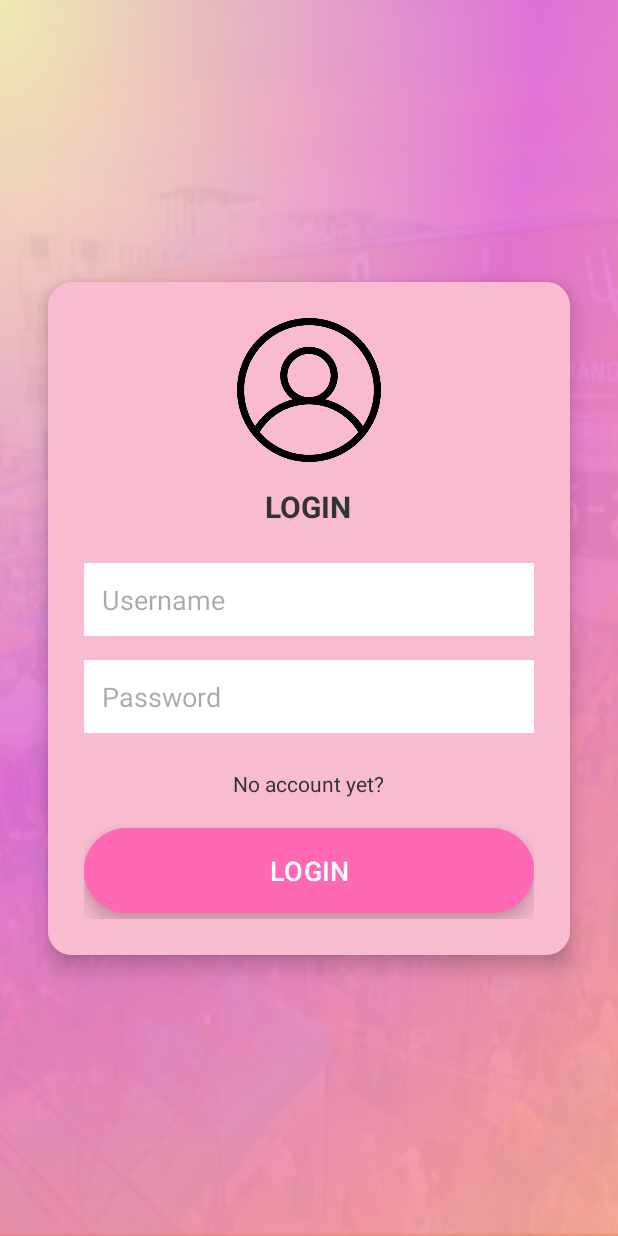
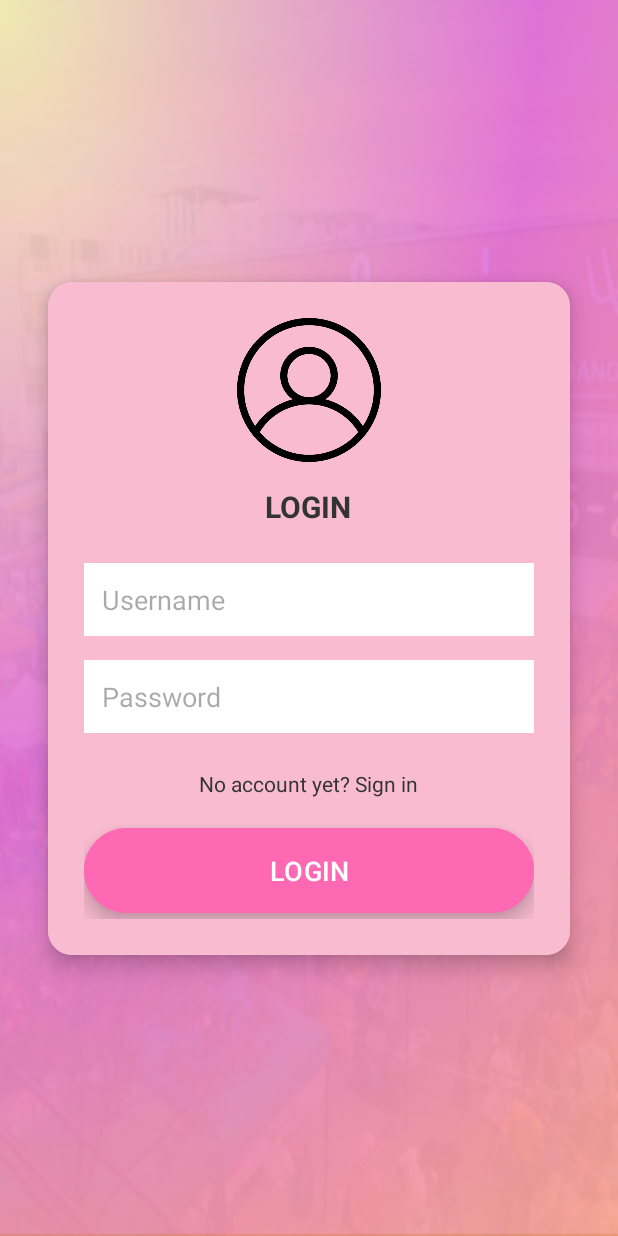
Before and after one commit to teerazon/pjlast, an Android app: the LoginActivity screen opened directly, with no data from a screen before it, on a phone screen of 412 x 824 dp. Run offline under Robolectric (Android 15) with nearby library versions, the phone set to English and light mode, and no system bars.

Commit message:
อัปเดตงานล่าสุด

```diff
--- a/app/src/main/java/com/nonthakorn/nonochanomapp/HistoryActivity.kt
+++ b/app/src/main/java/com/nonthakorn/nonochanomapp/HistoryActivity.kt
@@ -197,4 +197,6 @@ class HistoryActivity : AppCompatActivity() {
         orderAdapter.addOrder(newOrder)
         recyclerView.smoothScrollToPosition(0) // Scroll to top to show new item
     }
+
+
 }
--- a/app/src/main/java/com/nonthakorn/nonochanomapp/LoginActivity.kt
+++ b/app/src/main/java/com/nonthakorn/nonochanomapp/LoginActivity.kt
@@ -1,6 +1,9 @@
 package com.nonthakorn.nonochanomapp
 
+import android.content.Intent
 import android.os.Bundle
+import android.widget.Button
+import android.widget.TextView
 import androidx.activity.enableEdgeToEdge
 import androidx.appcompat.app.AppCompatActivity
 import androidx.core.view.ViewCompat
@@ -11,6 +14,25 @@ class LoginActivity : AppCompatActivity() {
         super.onCreate(savedInstanceState)
         enableEdgeToEdge()
         setContentView(R.layout.activity_login)
+
+        // ค้นหา Button และ TextView จาก ID ที่กำหนดไว้ใน XML
+        val mainmenu_button: Button = findViewById(R.id.mainmenu_button)
+        val SigninText: TextView = findViewById(R.id.Sign_in_Text)
+
+        // ตั้งค่าการคลิกสำหรับปุ่ม
+        mainmenu_button.setOnClickListener {
+            // สร้าง Intent เพื่อย้ายไปยัง HomeActivity
+            val intent = Intent(this, MenuActivity::class.java)
+            startActivity(intent)
+        }
+
+        // ตั้งค่าการคลิกสำหรับข้อความ
+        SigninText.setOnClickListener {
+            // สร้าง Intent เพื่อย้ายไปยัง HomeActivity
+            val intent = Intent(this, RegisterActivity::class.java)
+            startActivity(intent)
+        }
+
         ViewCompat.setOnApplyWindowInsetsListener(findViewById(R.id.main)) { v, insets ->
             val systemBars = insets.getInsets(WindowInsetsCompat.Type.systemBars())
             v.setPadding(systemBars.left, systemBars.top, systemBars.right, systemBars.bottom)
--- a/app/src/main/res/layout/activity_login.xml
+++ b/app/src/main/res/layout/activity_login.xml
@@ -39,9 +39,9 @@
         <LinearLayout
             android:layout_width="match_parent"
             android:layout_height="wrap_content"
+            android:background="@color/colorPrimaryLight"
+            android:gravity="center_horizontal"
             android:orientation="vertical"
-            android:gravity="center_horizontal"
-            android:background="@color/colorPrimaryLight"
             android:padding="24dp">
 
             <!-- ImageView สำหรับรูปโปรไฟล์ -->
@@ -56,55 +56,58 @@
             <TextView
                 android:layout_width="wrap_content"
                 android:layout_height="wrap_content"
+                android:layout_marginBottom="24dp"
                 android:text="@string/login"
+                android:textColor="#333333"
                 android:textSize="20sp"
-                android:textStyle="bold"
-                android:textColor="#333333"
-                android:layout_marginBottom="24dp"/>
+                android:textStyle="bold" />
 
             <!-- EditText สำหรับ Username -->
             <EditText
                 android:layout_width="match_parent"
                 android:layout_height="wrap_content"
-                android:hint="@string/username_login"
-                android:padding="12dp"
                 android:background="@color/white"
                 android:drawablePadding="8dp"
+                android:hint="@string/username_login"
                 android:inputType="text"
+                android:padding="12dp"
                 tools:ignore="Autofill,TextFields" />
 
             <!-- EditText สำหรับ Password -->
             <EditText
                 android:layout_width="match_parent"
                 android:layout_height="wrap_content"
-                android:hint="@string/password_login"
-                android:padding="12dp"
+                android:layout_marginTop="16dp"
                 android:background="@color/white"
                 android:drawablePadding="8dp"
+                android:hint="@string/password_login"
                 android:inputType="textPassword"
-                android:layout_marginTop="16dp"
+                android:padding="12dp"
                 tools:ignore="Autofill,TextFields" />
 
             <!-- TextView สำหรับข้อความ "No account yet? Sign in" -->
             <TextView
+                android:id="@+id/Sign_in_Text"
                 android:layout_width="wrap_content"
                 android:layout_height="wrap_content"
+                android:layout_marginTop="24dp"
+                android:layout_marginBottom="16dp"
                 android:text="@string/no_account_yet"
-                android:textColor="#333333"
-                android:layout_marginTop="24dp"
-                android:layout_marginBottom="16dp"/>
+                android:textColor="#333333" />
 
             <!-- Button สำหรับเข้าสู่ระบบ -->
+
             <Button
+                android:id="@+id/mainmenu_button"
                 android:layout_width="match_parent"
                 android:layout_height="wrap_content"
+                android:backgroundTint="#FF69B4"
+                android:elevation="8dp"
+                android:padding="16dp"
+                android:stateListAnimator="@null"
                 android:text="@string/login_button"
                 android:textColor="#FFFFFF"
-                android:backgroundTint="#FF69B4"
-                android:padding="16dp"
-                android:textSize="18sp"
-                android:stateListAnimator="@null"
-                android:elevation="8dp"/>
+                android:textSize="18sp" />
         </LinearLayout>
     </androidx.cardview.widget.CardView>
 </androidx.constraintlayout.widget.ConstraintLayout>
--- a/app/src/main/res/layout/activity_register.xml
+++ b/app/src/main/res/layout/activity_register.xml
@@ -6,7 +6,7 @@
     android:id="@+id/main"
     android:layout_width="match_parent"
     android:layout_height="match_parent"
-    tools:context=".register">
+    tools:context=".RegisterActivity">
 
     <ImageView
         android:id="@+id/background_image"
@@ -134,6 +134,7 @@
 
             <!-- TextView สำหรับข้อความ "Already have an account? Login" -->
             <TextView
+                android:id="@+id/Login_text"
                 android:layout_width="wrap_content"
                 android:layout_height="wrap_content"
                 android:text="@string/already_have_an_account"
--- a/app/src/main/res/values/strings.xml
+++ b/app/src/main/res/values/strings.xml
@@ -9,12 +9,12 @@
     <string name="number">Number</string>
     <string name="password">Password</string>
     <string name="confirm_password">Confirm Password</string>
-    <string name="already_have_an_account">Already have an account?</string>
+    <string name="already_have_an_account">Already have an account? Login</string>
     <string name="create_account">Create Account</string>
     <string name="login">LOGIN</string>
     <string name="username_login">Username</string>
     <string name="password_login">Password</string>
-    <string name="no_account_yet">No account yet?</string>
+    <string name="no_account_yet">No account yet? Sign in</string>
     <string name="login_button">LOGIN</string>
     <string name="thai_flag_icon" />
     <string name="nonolnwza">nonolnwza</string>
@@ -58,5 +58,6 @@
     <string name="แก้วใหญ่">แก้วใหญ่</string>
     <string name="_20">20 บาท</string>
     <string name="แก้วกลาง">แก้วกลาง</string>
+    <string name="sign_in_of_login">Sign in</string>
 
 </resources>
```
Also changed, not shown: app/src/main/AndroidManifest.xml (+7 -5 lines), app/src/main/java/com/nonthakorn/nonochanomapp/MainActivity.kt (+13 -0 lines), app/src/main/java/com/nonthakorn/nonochanomapp/MenuActivity.kt (+8 -2 lines), app/src/main/java/com/nonthakorn/nonochanomapp/RegisterActivity.kt (+22 -0 lines), app/src/main/java/com/nonthakorn/nonochanomapp/UserinfoActivity.kt (+8 -0 lines).
